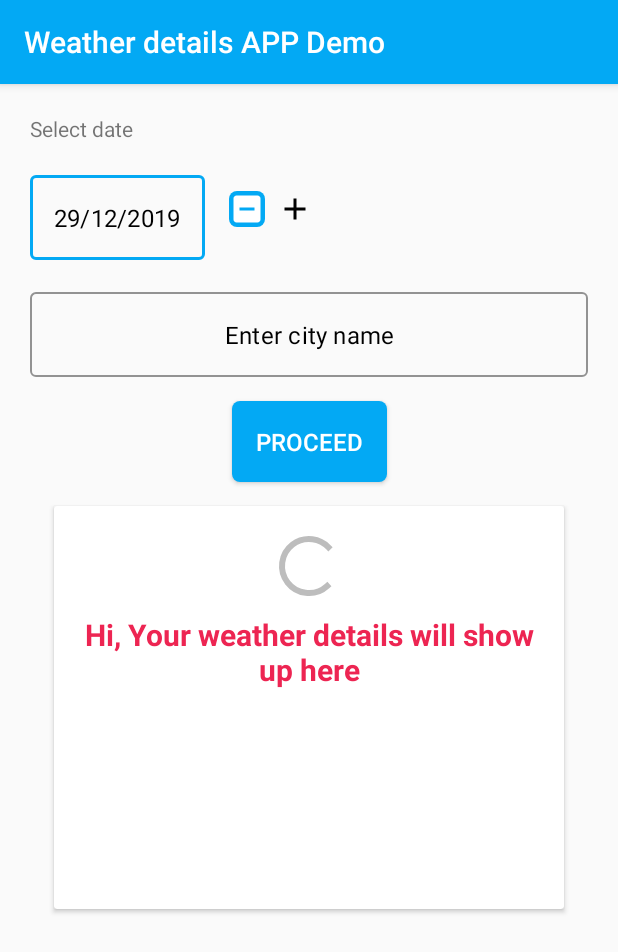
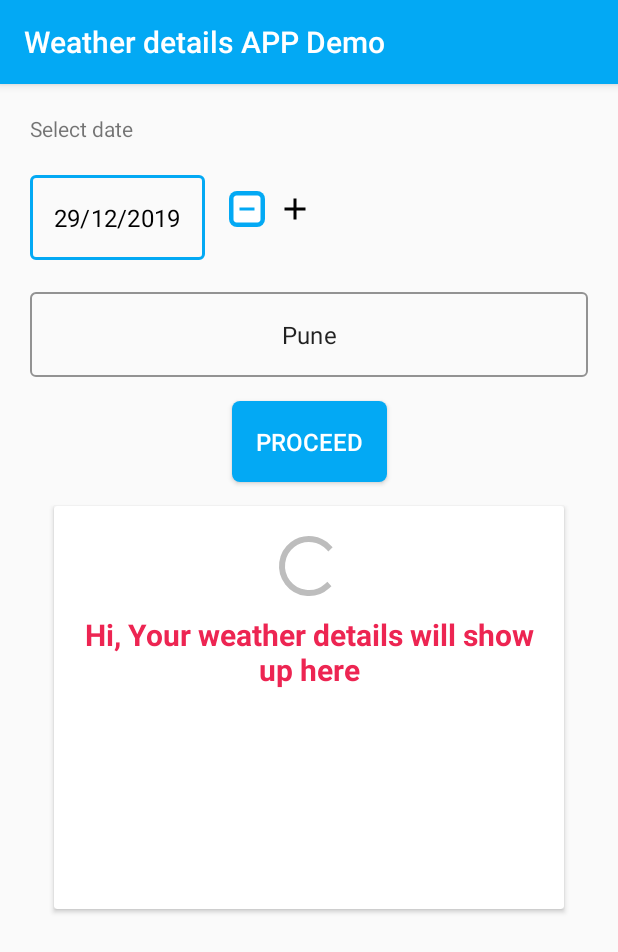
Before and after one commit to ishtdeephora/dark-sky-weather-details, an Android app: the screen it shows after launch (HomeActivity), on a phone screen of 412 x 824 dp. Shown: the top 952 px of the screen. Run offline under Robolectric (Android 15) with nearby library versions, the phone set to English and light mode, and no system bars; our stand-ins replace RxJava.

Commit message:
Backward compatibility checks fixed and Edit text value handled

```diff
--- a/app/src/main/java/com/example/android/weatherdetails/presentation/HomeActivity.kt
+++ b/app/src/main/java/com/example/android/weatherdetails/presentation/HomeActivity.kt
@@ -1,8 +1,6 @@
 package com.example.android.weatherdetails.presentation
 
 import android.app.DatePickerDialog
-import android.icu.text.SimpleDateFormat
-import android.icu.util.Calendar
 import android.os.Bundle
 import android.view.View
 import android.widget.Toast
@@ -14,6 +12,7 @@ import com.example.android.weatherdetails.utils.getCurrentDateInAskedFormat
 import com.example.android.weatherdetails.utils.hideKeyboard
 import com.example.android.weatherdetails.utils.isPrimeDate
 import kotlinx.android.synthetic.main.activity_main.*
+import java.text.SimpleDateFormat
 import java.util.*
 
 
@@ -26,10 +25,11 @@ class HomeActivity : AppCompatActivity() {
         super.onCreate(savedInstanceState)
         setContentView(R.layout.activity_main)
 
-        val dateFormat = SimpleDateFormat(getString(R.string.date_format).format(cal.time))
+        val dateFormat = SimpleDateFormat(getString(R.string.date_format).format(cal.time), Locale.US)
         date_edit_text.hint = getCurrentDateInAskedFormat.invoke(getString(R.string.date_format))
         select_date.text = (getString(R.string.select_date_text))
         location_name_value.hint = getString(R.string.current_city)
+        location_name_value.setText(R.string.my_city)
         fetch_details.text = getString(R.string.proceed_text)
         day_value.text = getString(R.string.start_text)
 
@@ -59,9 +59,9 @@ class HomeActivity : AppCompatActivity() {
             val splitDate = date_edit_text.hint.toString().split("/")
             this.hideKeyboard(it)
             if (isPrimeDate(splitDate[0].toInt())) {
-                val epoch = dateFormat.parse(date_edit_text.hint.toString()).time
+                val epoch = dateFormat.parse(date_edit_text?.hint.toString())?.time
                 day_value.text = getString(R.string.weather_in_text).plus(" " + location_name_value.text.toString().toUpperCase() + " on ").plus(SimpleDateFormat(getString(R.string.day_time_format), Locale.US).format(dateFormat.parse(date_edit_text.hint.toString())))
-                val utcTime = (epoch / 1000).toInt()
+                val utcTime = (epoch?.div(1000))?.toInt()
                 if (location_name_value.text.isNullOrEmpty().not()) {
                     content_loader.visibility = View.VISIBLE
                     viewModel.initialize(weatherRepo = WEATHER_REPO(), latitude = geocoderLatLongFetcher(this, location_name_value.text.toString()).latitude, longitude = geocoderLatLongFetcher(this, location_name_value.text.toString()).longitude, date = utcTime.toString())
--- a/app/src/main/java/com/example/android/weatherdetails/utils/dataUtils.kt
+++ b/app/src/main/java/com/example/android/weatherdetails/utils/dataUtils.kt
@@ -1,8 +1,8 @@
 package com.example.android.weatherdetails.utils
 
 import android.content.Context
-import android.icu.text.SimpleDateFormat
 import android.location.Geocoder
+import java.text.SimpleDateFormat
 import java.util.*
 
 val isPrimeDate: (Int) -> Boolean = { date ->
@@ -11,7 +11,7 @@ val isPrimeDate: (Int) -> Boolean = { date ->
 
 
 val getCurrentDateInAskedFormat: (String) -> String = {
-    SimpleDateFormat(it).format(System.currentTimeMillis())
+    SimpleDateFormat(it, Locale.US).format(System.currentTimeMillis())
 }
 
 fun convertFahrenheitToCelsius(temperatureFahrenheit: Double?): Double? =
--- a/app/src/main/res/layout/activity_main.xml
+++ b/app/src/main/res/layout/activity_main.xml
@@ -1,6 +1,7 @@
 <?xml version="1.0" encoding="utf-8"?>
 <android.support.constraint.ConstraintLayout xmlns:android="http://schemas.android.com/apk/res/android"
     xmlns:app="http://schemas.android.com/apk/res-auto"
+    xmlns:tools="http://schemas.android.com/tools"
     android:id="@+id/relativeLayout"
     android:layout_width="match_parent"
     android:layout_height="match_parent"
@@ -32,6 +33,7 @@
             <EditText
                 android:id="@+id/date_edit_text"
                 android:layout_width="match_parent"
+                tools:ignore="Autofill"
                 android:layout_height="wrap_content"
                 android:layout_marginTop="@dimen/dp_16"
                 android:inputType="date"
@@ -44,18 +46,22 @@
             android:layout_width="wrap_content"
             android:layout_height="wrap_content"
             android:layout_marginStart="@dimen/dp_16"
+            tools:ignore="contentDescription"
             android:layout_marginTop="@dimen/dp_16"
             android:background="@drawable/button_background"
             android:src="@drawable/ic_indeterminate_check_box_black_24dp"
-            android:textColor="#fff" />
+            android:textColor="#fff"
+            android:layout_marginLeft="@dimen/dp_16" />
 
         <ImageView
             android:id="@+id/next_action"
             android:layout_width="wrap_content"
             android:layout_height="wrap_content"
+            tools:ignore="contentDescription"
             android:layout_marginStart="@dimen/dp_8"
             android:layout_marginTop="@dimen/dp_16"
-            android:src="@drawable/ic_add_black_24dp" />
+            android:src="@drawable/ic_add_black_24dp"
+            android:layout_marginLeft="@dimen/dp_8" />
     </LinearLayout>
 
 
@@ -75,10 +81,11 @@
             android:id="@+id/location_name_value"
             android:layout_width="match_parent"
             android:layout_height="wrap_content"
+            android:inputType="text"
+            tools:ignore="Autofill"
             android:gravity="center"
             android:paddingLeft="24dp"
             android:paddingRight="24dp"
-            android:text=""
             android:textColorHint="#000" />
 
     </com.google.android.material.textfield.TextInputLayout>
--- a/app/src/main/res/values/strings.xml
+++ b/app/src/main/res/values/strings.xml
@@ -12,6 +12,7 @@
     <string name="weather_in_text" translatable="false">Weather in </string>
     <string name="select_date_text" translatable="false">Select date</string>
     <string name="current_city" translatable="false">Enter city name</string>
+    <string name="my_city" translatable="false">Pune</string>
     <string name="proceed_text" translatable="false">Proceed</string>
     <string name="day_time_format" translatable="false">EEEE</string>
 </resources>
```
Also changed, not shown: app/build.gradle (+6 -1 lines).
